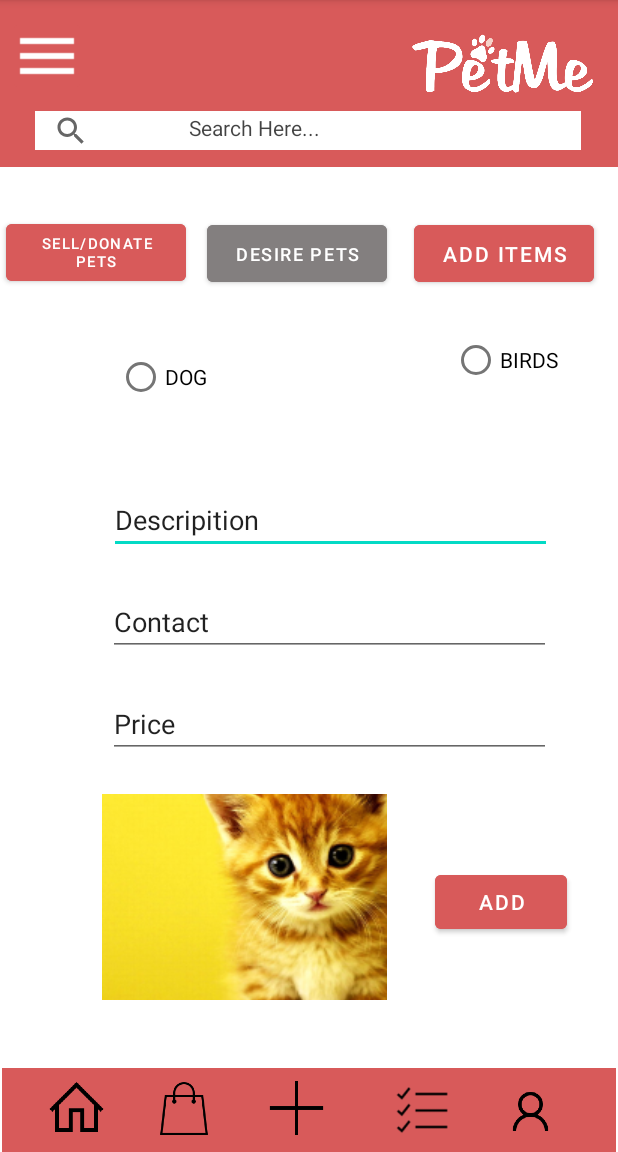
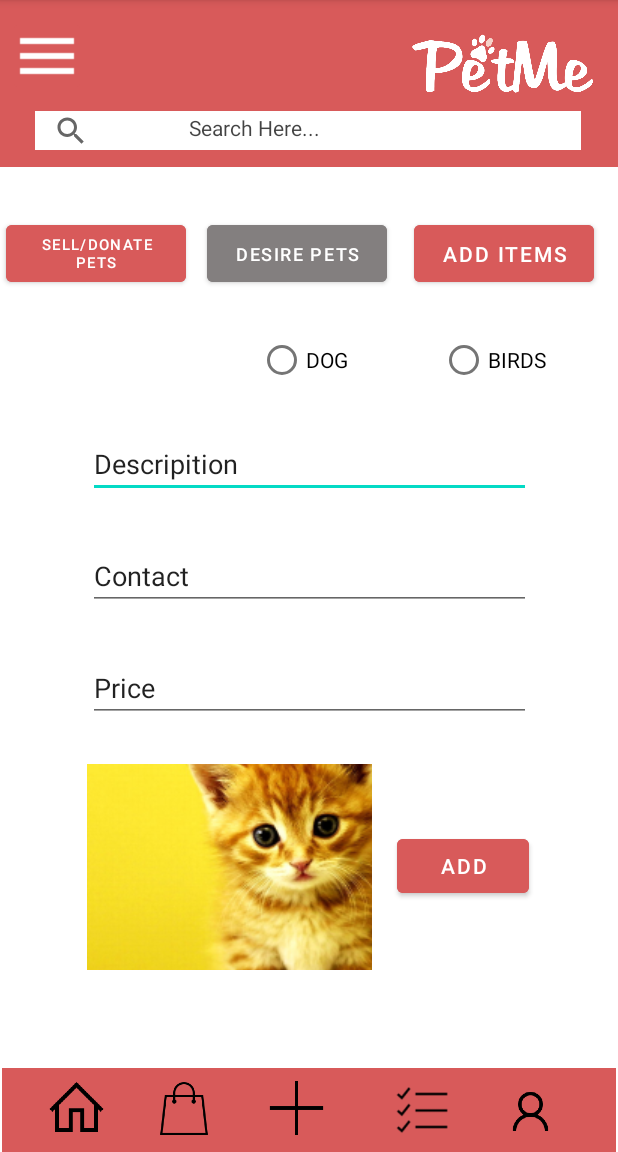
Before and after one commit to SLIIT-AlphaSquad/PetMe-Version01, an Android app: the Sell_Donate screen opened directly, with no data from a screen before it, on a phone screen of 412 x 824 dp, the part 84-1236 px from its top. Run offline under Robolectric (Android 15) with nearby library versions, the phone set to English and light mode, and no system bars; Roboto replaces fonts that are not available here.

Commit message:
update constraints

```diff
--- a/app/src/main/res/layout/activity_desire_pets.xml
+++ b/app/src/main/res/layout/activity_desire_pets.xml
@@ -114,8 +114,8 @@
         android:id="@+id/constraintLayout"
         android:layout_width="match_parent"
         android:layout_height="match_parent"
+        app:layout_constraintStart_toStartOf="parent"
         tools:context=".MainActivity"
-        tools:layout_editor_absoluteX="-16dp"
         tools:layout_editor_absoluteY="0dp">
 
         <androidx.appcompat.widget.Toolbar
--- a/app/src/main/res/layout/activity_sell_donate.xml
+++ b/app/src/main/res/layout/activity_sell_donate.xml
@@ -51,6 +51,10 @@
             app:layout_constraintTop_toTopOf="parent"
             app:layout_constraintVertical_bias="0.1">
 
+            <View
+                android:id="@+id/view"
+                android:layout_width="411dp"
+                android:layout_height="451dp" />
         </SearchView>
 
         <TextView
@@ -68,22 +72,21 @@
             android:id="@+id/radioButton3"
             android:layout_width="wrap_content"
             android:layout_height="wrap_content"
-            android:layout_marginTop="72dp"
             android:text="CAT"
+            app:layout_constraintBaseline_toBaselineOf="@+id/radioButton"
             app:layout_constraintEnd_toStartOf="@+id/button3"
             app:layout_constraintHorizontal_bias="0.488"
-            app:layout_constraintStart_toEndOf="@+id/button3"
-            app:layout_constraintTop_toTopOf="@+id/button3" />
+            app:layout_constraintStart_toEndOf="@+id/button3" />
 
         <RadioButton
             android:id="@+id/radioButton"
             android:layout_width="wrap_content"
             android:layout_height="wrap_content"
-            android:layout_marginTop="84dp"
+            android:layout_marginTop="72dp"
             android:layout_marginEnd="56dp"
             android:text="DOG"
             app:layout_constraintEnd_toStartOf="@+id/radioButton3"
-            app:layout_constraintHorizontal_bias="0.454"
+            app:layout_constraintHorizontal_bias="1.0"
             app:layout_constraintStart_toStartOf="parent"
             app:layout_constraintTop_toTopOf="@+id/button" />
 
@@ -91,11 +94,10 @@
             android:id="@+id/radioButton2"
             android:layout_width="wrap_content"
             android:layout_height="wrap_content"
-            android:layout_marginTop="72dp"
-            android:layout_marginEnd="40dp"
+            android:layout_marginEnd="48dp"
             android:text="BIRDS"
-            app:layout_constraintEnd_toEndOf="parent"
-            app:layout_constraintTop_toTopOf="@+id/button2" />
+            app:layout_constraintBaseline_toBaselineOf="@+id/radioButton3"
+            app:layout_constraintEnd_toEndOf="parent" />
 
         <ImageButton
             android:id="@+id/imageButtoH1"
@@ -203,33 +205,33 @@
             android:layout_width="120dp"
             android:layout_height="50dp"
             android:layout_marginStart="4dp"
-            android:layout_marginTop="32dp"
             android:backgroundTint="@color/LightRed"
             android:text="Sell/Donate Pets"
             android:textSize="10sp"
             app:layout_constraintStart_toStartOf="parent"
-            app:layout_constraintTop_toBottomOf="@+id/upper_toolbar" />
+            app:layout_constraintTop_toTopOf="@+id/button3" />
 
         <EditText
             android:id="@+id/tv_name"
             android:layout_width="295dp"
             android:layout_height="44dp"
-            android:layout_marginEnd="44dp"
-            android:layout_marginBottom="24dp"
+            android:layout_marginTop="24dp"
             android:ems="10"
             android:inputType="textPersonName"
             android:text="@string/tv_name"
-            app:layout_constraintBottom_toTopOf="@+id/tv_contact"
-            app:layout_constraintEnd_toEndOf="parent" />
+            app:layout_constraintEnd_toEndOf="@+id/tv_contact"
+            app:layout_constraintHorizontal_bias="0.0"
+            app:layout_constraintStart_toStartOf="@+id/tv_contact"
+            app:layout_constraintTop_toBottomOf="@+id/radioButton3" />
 
         <ImageButton
             android:id="@+id/imageButto"
             android:layout_width="190dp"
             android:layout_height="137dp"
-            android:layout_marginBottom="44dp"
+            android:layout_marginBottom="64dp"
             app:layout_constraintBottom_toTopOf="@+id/imageView13"
             app:layout_constraintEnd_toEndOf="parent"
-            app:layout_constraintHorizontal_bias="0.307"
+            app:layout_constraintHorizontal_bias="0.262"
             app:layout_constraintStart_toStartOf="parent"
             app:srcCompat="@drawable/cat2" />
 
@@ -237,45 +239,41 @@
             android:id="@+id/tv_price"
             android:layout_width="295dp"
             android:layout_height="44dp"
-            android:layout_marginStart="72dp"
-            android:layout_marginBottom="24dp"
+            android:layout_marginBottom="28dp"
             android:ems="10"
             android:inputType="textPersonName"
             android:text="@string/tv_price"
             app:layout_constraintBottom_toTopOf="@+id/imageButto"
-            app:layout_constraintStart_toStartOf="parent" />
+            app:layout_constraintEnd_toEndOf="@+id/tv_contact"
+            app:layout_constraintHorizontal_bias="1.0"
+            app:layout_constraintStart_toStartOf="@+id/tv_contact" />
 
         <EditText
             android:id="@+id/tv_contact"
             android:layout_width="295dp"
             android:layout_height="44dp"
-            android:layout_marginStart="72dp"
-            android:layout_marginBottom="24dp"
             android:ems="10"
             android:inputType="textPersonName"
             android:text="@string/tv_contact"
             app:layout_constraintBottom_toTopOf="@+id/tv_price"
-            app:layout_constraintStart_toStartOf="parent" />
-
-        <View
-            android:id="@+id/view"
-            android:layout_width="411dp"
-            android:layout_height="451dp"
-            app:layout_constraintBottom_toTopOf="@+id/imageView13"
             app:layout_constraintEnd_toEndOf="parent"
-            app:layout_constraintHorizontal_bias="1.0"
-            app:layout_constraintStart_toStartOf="parent" />
+            app:layout_constraintStart_toStartOf="parent"
+            app:layout_constraintTop_toBottomOf="@+id/tv_name" />
 
         <Button
             android:id="@+id/button13"
             android:layout_width="wrap_content"
             android:layout_height="wrap_content"
-            android:layout_marginStart="32dp"
+            android:layout_marginStart="16dp"
             android:layout_marginTop="72dp"
             android:backgroundTint="@color/LightRed"
             android:text="ADD"
+            app:layout_constraintBottom_toTopOf="@+id/imageView13"
+            app:layout_constraintEnd_toEndOf="parent"
+            app:layout_constraintHorizontal_bias="0.016"
             app:layout_constraintStart_toEndOf="@+id/imageButto"
-            app:layout_constraintTop_toBottomOf="@+id/tv_price" />
+            app:layout_constraintTop_toBottomOf="@+id/tv_price"
+            app:layout_constraintVertical_bias="0.0" />
 
     </androidx.constraintlayout.widget.ConstraintLayout>
 
```
Also changed, not shown: app/src/main/res/layout/activity_add_items.xml (+27 -26 lines).
